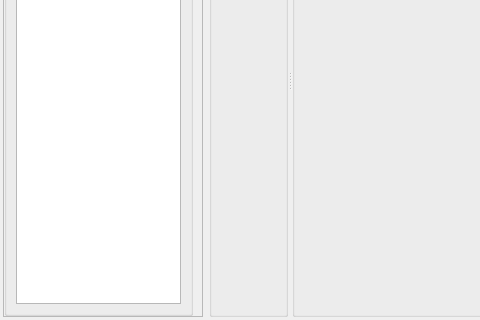
First picture: the form in CommunicationAssistant/tcpserverwindow.ui, repository fuxiruo/fuxiruo-and-Qt, before the edit; both pictures show x 0 to 480 and y 160 to 480 of the 667 by 480 pixel window.
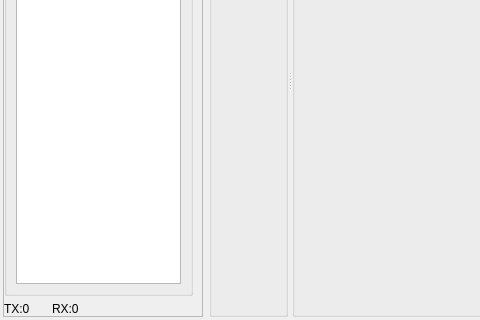
Second picture: the form after the edit. Custom widgets are drawn as their Qt base class.

The edit to the form file:
```diff
--- a/CommunicationAssistant/tcpserverwindow.ui
+++ b/CommunicationAssistant/tcpserverwindow.ui
@@ -114,6 +114,13 @@
         </layout>
        </widget>
       </item>
+      <item>
+       <widget class="QLabel" name="label_count">
+        <property name="text">
+         <string>TX:0	RX:0</string>
+        </property>
+       </widget>
+      </item>
      </layout>
     </widget>
    </item>
```
Left out of the diff: 3 changed lines with no effect on the pictures.
